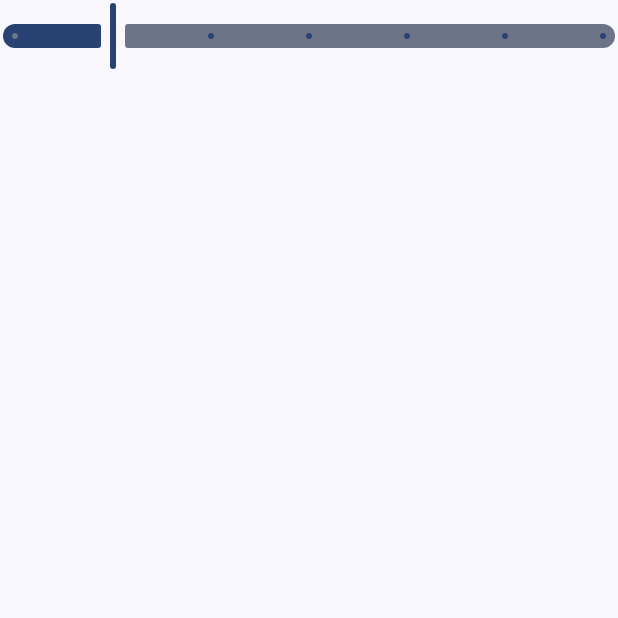
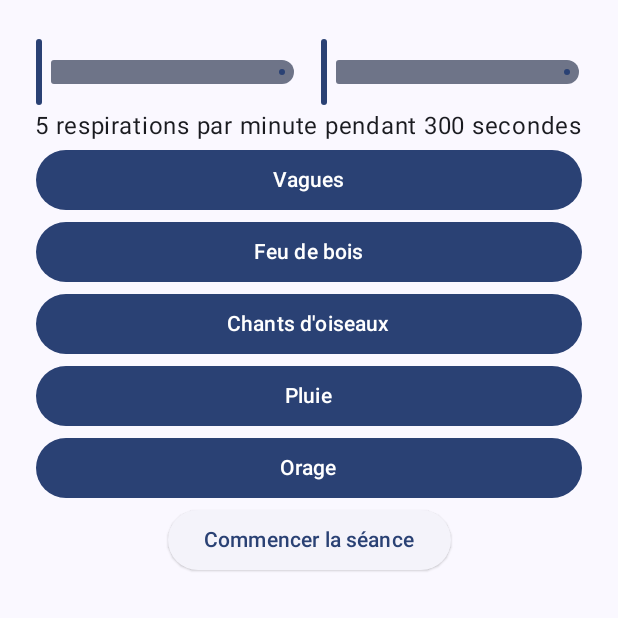
Before and after one commit to Supre-le-sucre/Cardiac-Coherence, an Android app built with Jetpack Compose: the screen it shows after launch (MainActivity), on a phone screen of 412 x 824 dp, the top half of it. Run offline under Robolectric (Android 15) with nearby library versions, the phone set to English and light mode, and no system bars.

Commit message:
Need to fix spacing, UI is basically done Should be scrollable, Column should use provided modifier and not a new one

```diff
--- /dev/null
+++ b/app/src/main/java/SetupSession.kt
@@ -0,0 +1,112 @@
+import android.R.attr.onClick
+import android.icu.text.DecimalFormat
+import androidx.compose.foundation.layout.Arrangement
+import androidx.compose.foundation.layout.Column
+import androidx.compose.foundation.layout.Row
+import androidx.compose.foundation.layout.fillMaxWidth
+import androidx.compose.foundation.layout.padding
+import androidx.compose.foundation.layout.wrapContentSize
+import androidx.compose.material3.Button
+import androidx.compose.material3.ElevatedButton
+import androidx.compose.material3.Slider
+import androidx.compose.material3.Text
+import androidx.compose.material3.TextButton
+import androidx.compose.runtime.Composable
+import androidx.compose.runtime.getValue
+import androidx.compose.runtime.mutableFloatStateOf
+import androidx.compose.runtime.mutableIntStateOf
+import androidx.compose.runtime.remember
+import androidx.compose.runtime.setValue
+import androidx.compose.ui.Alignment
+import androidx.compose.ui.Modifier
+import androidx.compose.ui.unit.dp
+import fr.supre.cardiac_coherence.Sounds
+import kotlin.math.abs
+
+class SetupSession(val modifier: Modifier) {
+
+    @Composable
+    fun InitialSetupParams(initialRespPerMin: Float, initialDuration: Int){
+        var currRespPerMin by remember { mutableFloatStateOf(initialRespPerMin) }
+        var currDuration by remember { mutableIntStateOf(initialDuration) }
+        Column(
+            modifier = Modifier.wrapContentSize(),
+            verticalArrangement = Arrangement.Center,
+            horizontalAlignment = Alignment.CenterHorizontally
+            ) {
+
+            Row {
+
+                Slider(
+                    value= currRespPerMin,
+                    onValueChange = { currRespPerMin = it },
+                    steps = 0,
+                    valueRange=5f..10f,
+                    enabled=true,
+                    modifier = modifier.weight(1f).padding(top=24.dp, start=24.dp, end=8.dp)
+                )
+
+                Slider(
+                    value= currDuration.toFloat(),
+                    onValueChange = {currDuration = snapToNextMultiple(it, 30)},
+                    steps = 0,
+                    valueRange=300f..600f,
+                    enabled=true,
+                    modifier = modifier.weight(1f).padding(top=24.dp, start=8.dp, end=24.dp)
+                )
+
+            }
+            val df = DecimalFormat("#.#")
+            val respPerMinFormated: String = df.format(currRespPerMin)
+            Text(
+                text =
+                    "$respPerMinFormated respirations par minute pendant $currDuration secondes",
+                modifier = modifier//.padding(start=24.dp)
+            )
+
+
+
+            for (s in Sounds.entries) {
+
+                Button(
+                    onClick = {},
+                    modifier = modifier.fillMaxWidth().padding(start = 24.dp, end = 24.dp)
+                ) {
+                    Text(s.stringToShow)
+                }
+            }
+
+            ElevatedButton(
+                onClick = {},
+                modifier = modifier
+            ) {
+                Text("Commencer la séance")
+            }
+
+
+
+        }
+    }
+
+    /**
+     * Makes the element snap to the next multiple given
+     *
+     * @param value the value to snap
+     * @param next the value will snap on a multiple of "next"
+     *
+     * @return the closest integer multiple of next from value
+     */
+    private fun snapToNextMultiple(value: Float, next: Int): Int {
+        println(value)
+        var multiple = next
+
+        while(multiple < value) { multiple += next }
+
+        if (abs(value - multiple) < abs(value - multiple+next)) {
+            return multiple
+        }
+        return multiple-next
+    }
+
+
+}
--- a/app/src/main/java/fr/supre/cardiac_coherence/MainActivity.kt
+++ b/app/src/main/java/fr/supre/cardiac_coherence/MainActivity.kt
@@ -1,22 +1,33 @@
 package fr.supre.cardiac_coherence
 
+import SetupSession
+import android.icu.text.DecimalFormat
 import android.os.Bundle
+import android.util.DisplayMetrics
 import androidx.activity.ComponentActivity
 import androidx.activity.compose.setContent
 import androidx.activity.enableEdgeToEdge
+import androidx.compose.foundation.layout.Column
 import androidx.compose.foundation.layout.Row
 import androidx.compose.foundation.layout.fillMaxSize
 import androidx.compose.foundation.layout.padding
+import androidx.compose.foundation.layout.width
 import androidx.compose.material3.Scaffold
 import androidx.compose.material3.Slider
 import androidx.compose.material3.Surface
 import androidx.compose.material3.Text
 import androidx.compose.runtime.Composable
+import androidx.compose.runtime.getValue
+import androidx.compose.runtime.mutableFloatStateOf
+import androidx.compose.runtime.mutableIntStateOf
+import androidx.compose.runtime.remember
+import androidx.compose.runtime.setValue
 import androidx.compose.ui.Modifier
 import androidx.compose.ui.graphics.Color
 import androidx.compose.ui.tooling.preview.Preview
 import androidx.compose.ui.unit.dp
 import fr.supre.cardiac_coherence.ui.theme.CardiacCoherenceTheme
+
 
 class MainActivity : ComponentActivity() {
     override fun onCreate(savedInstanceState: Bundle?) {
@@ -25,21 +36,16 @@ class MainActivity : ComponentActivity() {
         setContent {
             CardiacCoherenceTheme {
                 Scaffold(modifier = Modifier.fillMaxSize()) { innerPadding ->
-                    val s = Session(6f, 300, arrayOf(Sounds.FIREPLACE, Sounds.RAIN))
-                    InitialSetupParams(s)
+                    val setupSession = SetupSession(Modifier.padding(innerPadding))
+
+                    setupSession.InitialSetupParams(5f, 300)
                 }
             }
         }
     }
 }
 
-@Composable
-fun InitialSetupParams(s: Session){
 
-    Row {
-        Slider(value=s.respPerMin, onValueChange = { s.respPerMin = it }, steps = 5, valueRange=5f..10f, enabled=true)
-    }
-}
 
 @Composable
 fun Greeting(name: String, modifier: Modifier = Modifier) {
@@ -58,7 +64,7 @@ fun Greeting(name: String, modifier: Modifier = Modifier) {
 fun GreetingPreview() {
 
     CardiacCoherenceTheme {
-        val s = Session(6f, 300, arrayOf(Sounds.FIREPLACE, Sounds.RAIN))
-        InitialSetupParams(s)
+        val setupSession = SetupSession(Modifier)
+        setupSession.InitialSetupParams(5f, 300)
     }
 }
--- a/app/src/main/java/fr/supre/cardiac_coherence/Sounds.kt
+++ b/app/src/main/java/fr/supre/cardiac_coherence/Sounds.kt
@@ -1,7 +1,11 @@
 package fr.supre.cardiac_coherence
 
-enum class Sounds {
+enum class Sounds(val stringToShow: String) {
 
-    WAVES, FIREPLACE, BIRDS, RAIN, THUNDER
+    WAVES("Vagues"),
+    FIREPLACE("Feu de bois"),
+    BIRDS("Chants d'oiseaux"),
+    RAIN("Pluie"),
+    THUNDER("Orage")
 
 }
```
